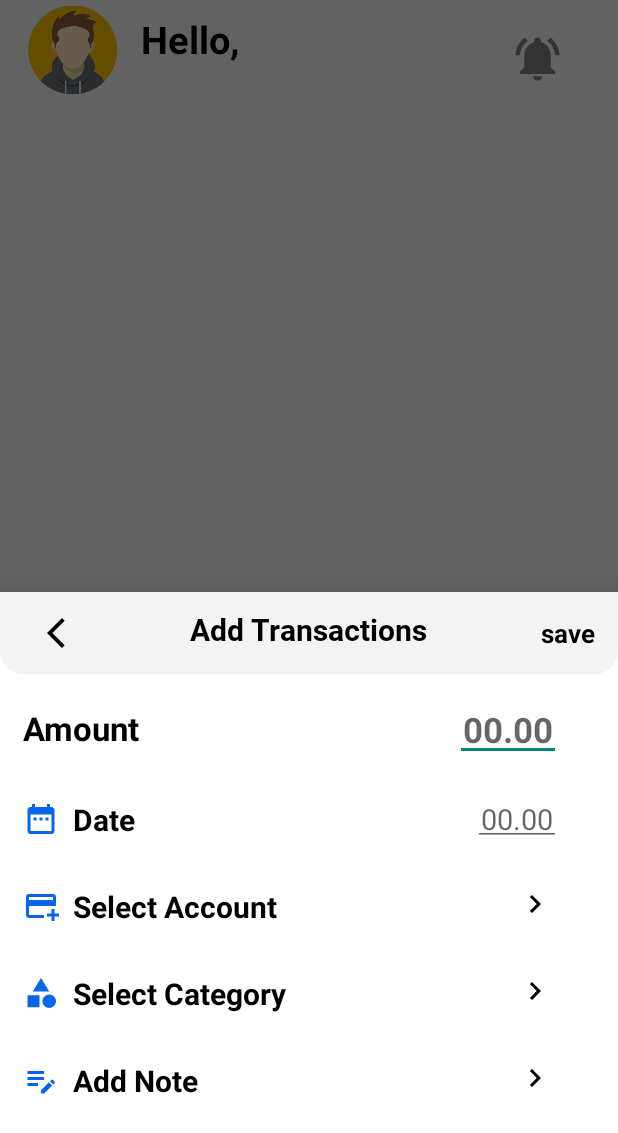
After one commit to skandalkar/Mini-Project-on-College-Activity, an Android app: the fragment Bottom_Fragment_sheet placed in its activity, on a phone screen of 412 x 824 dp. The commit adds this screen. Shown: the top 1133 px of the screen. Run offline under Robolectric (Android 15) with nearby library versions, the phone set to English and light mode, and no system bars.

Commit message:
required changes done, floating action buton with bottomsheetdialg done.

```diff
--- a/app/build.gradle
+++ b/app/build.gradle
@@ -38,6 +38,7 @@ dependencies {
     implementation libs.firebase.auth
     implementation libs.firebase.analytics
     implementation libs.firebase.database
+    implementation libs.coordinatorlayout
     testImplementation libs.junit
     androidTestImplementation libs.ext.junit
     androidTestImplementation libs.espresso.core
--- /dev/null
+++ b/app/src/main/java/com/example/expensetracker/Bottom_Fragment_sheet.java
@@ -0,0 +1,27 @@
+package com.example.expensetracker;
+
+import android.os.Bundle;
+import android.view.LayoutInflater;
+import android.view.View;
+import android.view.ViewGroup;
+import com.google.android.material.bottomsheet.BottomSheetDialogFragment;
+
+public class Bottom_Fragment_sheet extends BottomSheetDialogFragment {
+
+    public Bottom_Fragment_sheet() {
+        // Required empty public constructor
+    }
+
+    @Override
+    public void onCreate(Bundle savedInstanceState){
+        super.onCreate(savedInstanceState);
+    }
+
+    @Override
+    public View onCreateView(LayoutInflater inflater, ViewGroup container, Bundle savedInstanceState) {
+
+        View view =  inflater.inflate(R.layout.fragment_bottom__sheet, container, false);
+
+        return view;
+    }
+}
--- a/app/src/main/java/com/example/expensetracker/FragmentHome.java
+++ b/app/src/main/java/com/example/expensetracker/FragmentHome.java
@@ -9,12 +9,17 @@ import android.view.ViewGroup;
 import android.widget.TextView;
 import android.widget.Toolbar;
 
+import com.google.android.material.floatingactionbutton.FloatingActionButton;
+
 import org.w3c.dom.Text;
 
 public class FragmentHome extends Fragment {
 
     Toolbar toolbar;
     TextView userProfile_Name;
+
+    FloatingActionButton floatingActionButton;
+
     public FragmentHome() {
         // Required empty public constructor
     }
@@ -29,6 +34,18 @@ public class FragmentHome extends Fragment {
     public View onCreateView(LayoutInflater inflater, ViewGroup container, Bundle savedInstanceState) {
 
         View view = inflater.inflate(R.layout.fragment_home, container, false);
+
+        floatingActionButton = view.findViewById(R.id.addexpense);
+
+        floatingActionButton.setOnClickListener(new View.OnClickListener() {
+            @Override
+            public void onClick(View v) {
+                Bottom_Fragment_sheet bottomFragmentSheet = new Bottom_Fragment_sheet();
+                bottomFragmentSheet.show(getParentFragmentManager(),bottomFragmentSheet.getTag());
+            }
+        });
+
+
        /* toolbar = view.findViewById(R.id.home_toolbar);
         userProfile_Name = view.findViewById(R.id.user_profile_name);
         String userProfileName = getArguments().getString("username");
--- /dev/null
+++ b/app/src/main/res/drawable/arrow_right.xml
@@ -0,0 +1,5 @@
+<vector xmlns:android="http://schemas.android.com/apk/res/android" android:autoMirrored="true" android:height="24dp" android:tint="#000000" android:viewportHeight="24" android:viewportWidth="24" android:width="24dp">
+
+    <path android:fillColor="@android:color/white" android:pathData="M8.59,16.59L13.17,12 8.59,7.41 10,6l6,6 -6,6 -1.41,-1.41z"/>
+
+</vector>
--- /dev/null
+++ b/app/src/main/res/drawable/card.xml
@@ -0,0 +1,9 @@
+<vector
+    xmlns:android="http://schemas.android.com/apk/res/android"
+    android:height="24dp"
+    android:tint="@color/universal"
+    android:viewportHeight="24" android:viewportWidth="24" android:width="24dp">
+
+    <path android:fillColor="@android:color/white" android:pathData="M20,4H4C2.89,4 2.01,4.89 2.01,6L2,18c0,1.11 0.89,2 2,2h10v-2H4v-6h18V6C22,4.89 21.11,4 20,4zM20,8H4V6h16V8zM24,17v2h-3v3h-2v-3h-3v-2h3v-3h2v3H24z"/>
+
+</vector>
--- /dev/null
+++ b/app/src/main/res/drawable/category.xml
@@ -0,0 +1,10 @@
+<vector xmlns:android="http://schemas.android.com/apk/res/android" android:height="24dp"
+    android:tint="@color/universal" android:viewportHeight="24" android:viewportWidth="24" android:width="24dp">
+
+    <path android:fillColor="@color/universal" android:pathData="M12,2l-5.5,9h11z"/>
+
+    <path android:fillColor="@android:color/white" android:pathData="M17.5,17.5m-4.5,0a4.5,4.5 0,1 1,9 0a4.5,4.5 0,1 1,-9 0"/>
+
+    <path android:fillColor="@android:color/white" android:pathData="M3,13.5h8v8H3z"/>
+
+</vector>
--- /dev/null
+++ b/app/src/main/res/drawable/custom_home_toolbarstyle.xml
@@ -0,0 +1,14 @@
+<?xml version="1.0" encoding="utf-8"?>
+<shape
+    android:shape="rectangle"
+    xmlns:android="http://schemas.android.com/apk/res/android">
+
+    <solid
+        android:color="#F3F3F3"
+        />
+
+    <corners
+        android:bottomLeftRadius="15dp"
+        android:bottomRightRadius="15dp"
+        />
+</shape>
--- /dev/null
+++ b/app/src/main/res/drawable/date.xml
@@ -0,0 +1,11 @@
+<vector
+    xmlns:android="http://schemas.android.com/apk/res/android"
+    android:height="24dp"
+    android:tint="@color/universal"
+    android:viewportHeight="24"
+    android:viewportWidth="24"
+    android:width="24dp">
+
+    <path android:fillColor="@android:color/white" android:pathData="M9,11L7,11v2h2v-2zM13,11h-2v2h2v-2zM17,11h-2v2h2v-2zM19,4h-1L18,2h-2v2L8,4L8,2L6,2v2L5,4c-1.11,0 -1.99,0.9 -1.99,2L3,20c0,1.1 0.89,2 2,2h14c1.1,0 2,-0.9 2,-2L21,6c0,-1.1 -0.9,-2 -2,-2zM19,20L5,20L5,9h14v11z"/>
+
+</vector>
--- /dev/null
+++ b/app/src/main/res/drawable/note.xml
@@ -0,0 +1,9 @@
+<vector
+    xmlns:android="http://schemas.android.com/apk/res/android" android:height="24dp"
+    android:tint="@color/universal"
+    android:viewportHeight="24"
+    android:viewportWidth="24" android:width="24dp">
+
+    <path android:fillColor="@android:color/white" android:pathData="M3,10h11v2H3V10zM3,8h11V6H3V8zM3,16h7v-2H3V16zM18.01,12.87l0.71,-0.71c0.39,-0.39 1.02,-0.39 1.41,0l0.71,0.71c0.39,0.39 0.39,1.02 0,1.41l-0.71,0.71L18.01,12.87zM17.3,13.58l-5.3,5.3V21h2.12l5.3,-5.3L17.3,13.58z"/>
+
+</vector>
--- a/app/src/main/res/layout/custom_action_bar.xml
+++ b/app/src/main/res/layout/custom_action_bar.xml
@@ -1,19 +1,39 @@
 <?xml version="1.0" encoding="utf-8"?>
-<LinearLayout
+<androidx.constraintlayout.widget.ConstraintLayout
     xmlns:android="http://schemas.android.com/apk/res/android"
+    xmlns:app="http://schemas.android.com/apk/res-auto"
+    xmlns:tools="http://schemas.android.com/tools"
     android:layout_width="match_parent"
     android:layout_height="wrap_content"
-    android:orientation="horizontal"
     android:padding="5dp"
-    android:background="@color/white"
+    android:background="@drawable/custom_home_toolbarstyle"
     >
 
     <ImageView
         android:id="@+id/backbtn"
         android:layout_width="wrap_content"
         android:layout_height="wrap_content"
+        android:baselineAlignBottom="true"
+        android:contentDescription="TODO"
+        android:padding="10dp"
         android:src="@drawable/baseline_arrow_back"
+        app:layout_constraintEnd_toStartOf="@+id/cancelbtn"
+        app:layout_constraintHorizontal_bias="0.034"
+        app:layout_constraintStart_toStartOf="parent"
+        tools:ignore="MissingConstraints"
+        tools:layout_editor_absoluteY="7dp" />
+
+    <TextView
+        android:id="@+id/cancelbtn"
+        android:layout_width="wrap_content"
+        android:layout_height="wrap_content"
         android:padding="10dp"
-        />
+        android:text="save"
+        android:textSize="17dp"
+        android:textStyle="bold"
+        android:textColor="@color/black"
+        app:layout_constraintEnd_toEndOf="parent"
+        tools:ignore="MissingConstraints"
+        tools:layout_editor_absoluteY="7dp" />
 
-</LinearLayout>
+</androidx.constraintlayout.widget.ConstraintLayout>
--- /dev/null
+++ b/app/src/main/res/layout/fragment_bottom__sheet.xml
@@ -0,0 +1,242 @@
+<?xml version="1.0" encoding="utf-8"?>
+<LinearLayout
+    android:id="@+id/CoordinatorLayout"
+    xmlns:android="http://schemas.android.com/apk/res/android"
+    xmlns:app="http://schemas.android.com/apk/res-auto"
+    xmlns:tools="http://schemas.android.com/tools"
+    android:layout_width="match_parent"
+    android:layout_height="match_parent"
+    android:orientation="vertical"
+    tools:context=".Bottom_Fragment_sheet">
+
+    <include layout="@layout/custom_action_bar"/>
+
+    <TextView
+        android:layout_width="wrap_content"
+        android:layout_height="wrap_content"
+        android:layout_gravity="center"
+        android:gravity="center"
+        android:padding="2dp"
+        android:layout_marginTop="-45dp"
+        android:textColor="@color/black"
+        android:textStyle="bold"
+        android:textSize="20dp"
+        android:fontFamily="@font/roboto_bold"
+        android:text="Add Transactions"
+        android:layout_marginBottom="20dp"
+        />
+
+
+        <androidx.constraintlayout.widget.ConstraintLayout
+            android:layout_width="match_parent"
+            android:layout_height="wrap_content"
+            android:orientation="horizontal"
+            android:layout_margin="10dp"
+            >
+
+            <TextView
+                android:id="@+id/textView"
+                android:layout_width="wrap_content"
+                android:layout_height="wrap_content"
+                android:padding="5dp"
+
+                android:text="Amount"
+                android:textColor="@color/black"
+                android:textSize="22dp"
+                android:textStyle="bold"
+                app:layout_constraintStart_toStartOf="parent"
+                tools:ignore="MissingConstraints"
+                tools:layout_editor_absoluteY="0dp" />
+
+            <EditText
+                android:layout_width="wrap_content"
+                android:layout_height="wrap_content"
+                android:layout_marginEnd="28dp"
+                android:hint="00.00"
+                android:inputType="numberDecimal"
+                android:padding="5dp"
+                android:textAlignment="textEnd"
+                android:textColor="#F60000"
+                android:textSize="23dp"
+                android:textStyle="bold"
+                app:layout_constraintEnd_toEndOf="parent"
+                tools:ignore="MissingConstraints,TouchTargetSizeCheck"
+                tools:layout_editor_absoluteY="0dp" />
+
+        </androidx.constraintlayout.widget.ConstraintLayout>
+
+
+    <androidx.constraintlayout.widget.ConstraintLayout
+        android:layout_width="match_parent"
+        android:layout_height="wrap_content"
+        android:orientation="horizontal"
+        android:layout_margin="10dp"
+        android:id="@+id/selectDate"
+        >
+
+        <TextView
+            android:layout_width="wrap_content"
+            android:layout_height="wrap_content"
+            android:padding="5dp"
+            android:text="  Date"
+            android:textColor="@color/black"
+            android:textSize="20dp"
+            android:textStyle="bold"
+            android:drawableLeft="@drawable/date"
+            app:layout_constraintStart_toStartOf="parent"
+            tools:ignore="MissingConstraints"
+            tools:layout_editor_absoluteY="0dp" />
+
+        <EditText
+            android:layout_width="wrap_content"
+            android:layout_height="wrap_content"
+            android:layout_marginEnd="28dp"
+            android:hint="00.00"
+            android:inputType="date"
+            android:padding="5dp"
+            android:textColor="@color/black"
+            android:textSize="19dp"
+            android:textStyle="normal"
+            app:layout_constraintEnd_toEndOf="parent"
+            tools:ignore="MissingConstraints,TouchTargetSizeCheck"
+            tools:layout_editor_absoluteY="0dp" />
+
+    </androidx.constraintlayout.widget.ConstraintLayout>
+
+    <androidx.constraintlayout.widget.ConstraintLayout
+        android:id="@+id/selectAcc"
+        android:layout_width="match_parent"
+        android:layout_height="wrap_content"
+        android:orientation="horizontal"
+        android:layout_margin="10dp"
+        >
+
+        <TextView
+            android:layout_width="wrap_content"
+            android:layout_height="wrap_content"
+            android:padding="5dp"
+            android:text="  Select Account"
+            android:textColor="@color/black"
+            android:textSize="20dp"
+            android:textStyle="bold"
+            android:drawableLeft="@drawable/card"
+            app:layout_constraintStart_toStartOf="parent"
+            tools:ignore="MissingConstraints"
+            tools:layout_editor_absoluteY="0dp" />
+
+        <ImageView
+            android:layout_width="wrap_content"
+            android:layout_height="wrap_content"
+            android:layout_marginEnd="28dp"
+            android:src="@drawable/arrow_right"
+            android:padding="5dp"
+            android:textColor="@color/black"
+            android:textSize="23dp"
+            android:textStyle="bold"
+            app:layout_constraintEnd_toEndOf="parent"
+            tools:ignore="MissingConstraints"
+            tools:layout_editor_absoluteY="0dp" />
+
+
+    </androidx.constraintlayout.widget.ConstraintLayout>
+
+    <androidx.constraintlayout.widget.ConstraintLayout
+        android:id="@+id/selectCategory"
+        android:layout_width="match_parent"
+        android:layout_height="wrap_content"
+        android:orientation="horizontal"
+        android:layout_margin="10dp"
+        >
+
+        <TextView
+            android:layout_width="wrap_content"
+            android:layout_height="wrap_content"
+            android:padding="5dp"
+            android:text="  Select Category"
+            android:textColor="@color/black"
+            android:textSize="20dp"
+            android:textStyle="bold"
+            android:drawableLeft="@drawable/category"
+            app:layout_constraintStart_toStartOf="parent"
+            tools:ignore="MissingConstraints"
+            tools:layout_editor_absoluteY="0dp" />
+
+        <ImageView
+            android:layout_width="wrap_content"
+            android:layout_height="wrap_content"
+            android:layout_marginEnd="28dp"
+            android:src="@drawable/arrow_right"
+            android:padding="5dp"
+            android:textColor="@color/black"
+            android:textSize="23dp"
+            android:textStyle="bold"
+            app:layout_constraintEnd_toEndOf="parent"
+            tools:ignore="MissingConstraints"
+            tools:layout_editor_absoluteY="0dp" />
+
+
+    </androidx.constraintlayout.widget.ConstraintLayout>
+
+
+    <androidx.constraintlayout.widget.ConstraintLayout
+        android:id="@+id/AddNote"
+        android:layout_width="match_parent"
+        android:layout_height="wrap_content"
+        android:orientation="horizontal"
+        android:layout_margin="10dp"
+        >
+
+        <TextView
+            android:layout_width="wrap_content"
+            android:layout_height="wrap_content"
+            android:padding="5dp"
+            android:text="  Add Note"
+            android:textColor="@color/black"
+            android:textSize="20dp"
+            android:textStyle="bold"
+            android:drawableLeft="@drawable/note"
+            app:layout_constraintStart_toStartOf="parent"
+            tools:ignore="MissingConstraints"
+            tools:layout_editor_absoluteY="0dp" />
+
+        <ImageView
+            android:layout_width="wrap_content"
+            android:layout_height="wrap_content"
+            android:layout_marginEnd="28dp"
+            android:src="@drawable/arrow_right"
+            android:padding="5dp"
+            android:textColor="@color/black"
+            android:textSize="23dp"
+            android:textStyle="bold"
+            app:layout_constraintEnd_toEndOf="parent"
+            tools:ignore="MissingConstraints"
+            tools:layout_editor_absoluteY="0dp" />
+
+
+    </androidx.constraintlayout.widget.ConstraintLayout>
+
+
+    <androidx.constraintlayout.widget.ConstraintLayout
+        android:id="@+id/AddNoteText"
+        android:layout_width="match_parent"
+        android:layout_height="wrap_content"
+        android:layout_margin="10dp"
+        android:visibility="invisible"
+        android:orientation="horizontal">
+
+        <EditText
+            android:layout_width="match_parent"
+            android:layout_height="wrap_content"
+            android:hint="Add note"
+            android:inputType="text"
+            android:padding="15dp"
+            android:textColor="@color/black"
+            android:textSize="17dp"
+            android:textStyle="normal"
+            app:layout_constraintEnd_toEndOf="parent"
+            app:layout_constraintStart_toStartOf="parent"
+            tools:ignore="MissingConstraints"
+            tools:layout_editor_absoluteY="0dp" />
+    </androidx.constraintlayout.widget.ConstraintLayout>
+
+</LinearLayout>
--- a/app/src/main/res/layout/fragment_home.xml
+++ b/app/src/main/res/layout/fragment_home.xml
@@ -1,5 +1,6 @@
 <?xml version="1.0" encoding="utf-8"?>
-<RelativeLayout xmlns:android="http://schemas.android.com/apk/res/android"
+<RelativeLayout
+    xmlns:android="http://schemas.android.com/apk/res/android"
     xmlns:tools="http://schemas.android.com/tools"
     android:layout_width="match_parent"
     android:layout_height="match_parent"
@@ -29,7 +30,6 @@
 
     </ScrollView>
 
-    <!-- TODO: Update blank fragment layout -->
     <com.google.android.material.floatingactionbutton.FloatingActionButton
         android:id="@+id/addexpense"
         android:layout_width="70dp"
--- a/app/src/main/res/layout/home_toolbar.xml
+++ b/app/src/main/res/layout/home_toolbar.xml
@@ -5,7 +5,7 @@
     android:layout_height="wrap_content"
     android:orientation="horizontal"
     android:padding="3dp"
-    android:background="@color/white"
+    android:background="#F6F6F6"
     android:id="@+id/home_toolbar"
     >
 
--- a/gradle/libs.versions.toml
+++ b/gradle/libs.versions.toml
@@ -11,6 +11,7 @@ googleGmsGoogleServices = "4.4.2"
 firebaseAuth = "23.0.0"
 firebaseAnalytics = "22.1.0"
 firebaseDatabase = "21.0.0"
+coordinatorlayout = "1.2.0"
 
 [libraries]
 junit = { group = "junit", name = "junit", version.ref = "junit" }
@@ -23,6 +24,7 @@ constraintlayout = { group = "androidx.constraintlayout", name = "constraintlayo
 firebase-auth = { group = "com.google.firebase", name = "firebase-auth", version.ref = "firebaseAuth" }
 firebase-analytics = { group = "com.google.firebase", name = "firebase-analytics", version.ref = "firebaseAnalytics" }
 firebase-database = { group = "com.google.firebase", name = "firebase-database", version.ref = "firebaseDatabase" }
+coordinatorlayout = { group = "androidx.coordinatorlayout", name = "coordinatorlayout", version.ref = "coordinatorlayout" }
 
 [plugins]
 android-application = { id = "com.android.application", version.ref = "agp" }
```
Also changed, not shown: app/src/main/res/drawable/baseline_arrow_back.xml (line endings or trailing spaces), app/src/main/res/drawable/cancel_base.xml (line endings or trailing spaces).
